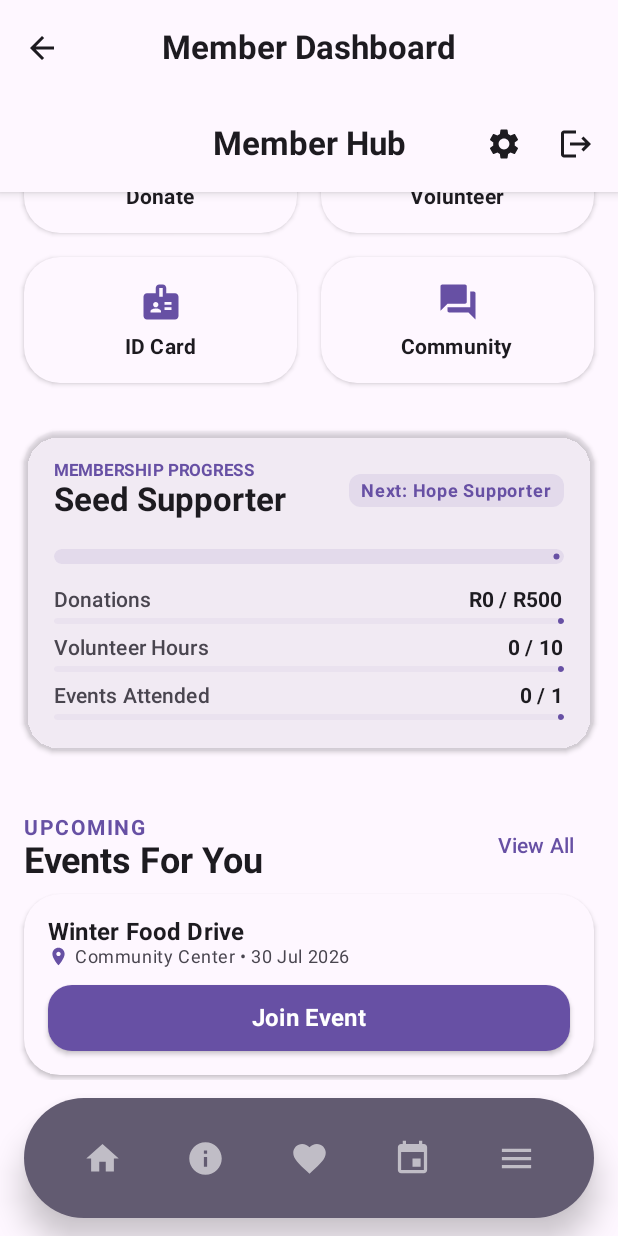
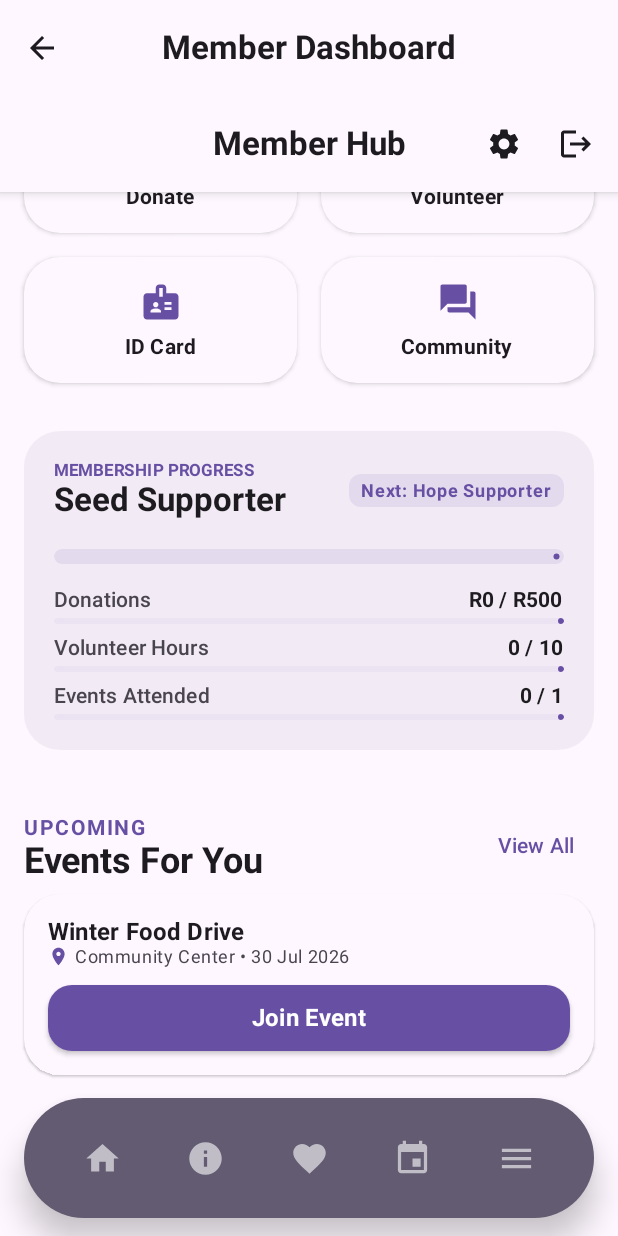
Before and after one commit to CeejayAlughere/HomeOfHopeApp, an Android app built with Jetpack Compose: the MemberDashboardScreen screen opened through its navigation route, scrolled down 414 dp, on a phone screen of 412 x 824 dp. Run offline under Robolectric (Android 15) with nearby library versions, the phone set to English and light mode, and no system bars; our stand-ins replace Room's generated code, accompanist; pictures from the network do not load; 9 statements that could not run were skipped.

Commit message:
Update MemberDashboardScreen.kt

```diff
--- a/app/src/main/java/com/homeofhope/app/ui/screens/member/MemberDashboardScreen.kt
+++ b/app/src/main/java/com/homeofhope/app/ui/screens/member/MemberDashboardScreen.kt
@@ -212,7 +212,7 @@ fun HeaderSection(name: String, totalDonations: Int, totalEvents: Int) {
 fun ImpactSummaryCard(donations: List<DonationRecord>, joinedEvents: List<Event>, totalHours: Double) {
     HopeCard(
         modifier = Modifier.padding(horizontal = 16.dp),
-        containerColor = MaterialTheme.colorScheme.primaryContainer.copy(alpha = 0.5f),
+        containerColor = MaterialTheme.colorScheme.primaryContainer.copy(alpha = 0.7f),
         elevation = 0.dp
     ) {
         Column(modifier = Modifier.padding(20.dp)) {
@@ -365,7 +365,8 @@ fun DashboardEventCard(event: Event, isJoined: Boolean, onJoinClick: () -> Unit)
     val dateString = sdf.format(Date(event.date))
 
     HopeCard(
-        containerColor = if (isJoined) MaterialTheme.colorScheme.primaryContainer.copy(alpha = 0.3f) else MaterialTheme.colorScheme.surface
+        containerColor = if (isJoined) MaterialTheme.colorScheme.primaryContainer.copy(alpha = 0.15f) else MaterialTheme.colorScheme.surface,
+        elevation = 1.dp
     ) {
         Column(modifier = Modifier.padding(16.dp)) {
             Row(verticalAlignment = Alignment.CenterVertically) {
@@ -500,7 +501,8 @@ fun MembershipProgressCard(currentLevel: MembershipLevel, totalDonated: Double,
 
     HopeCard(
         modifier = Modifier.padding(horizontal = 16.dp),
-        containerColor = MaterialTheme.colorScheme.surfaceVariant.copy(alpha = 0.3f)
+        containerColor = MaterialTheme.colorScheme.surfaceVariant.copy(alpha = 0.5f),
+        elevation = 0.dp
     ) {
         Column(modifier = Modifier.padding(20.dp)) {
             Row(
@@ -631,7 +633,7 @@ fun AchievementsSection(badges: List<Badge>) {
 
 @Composable
 fun BadgeItem(label: String, icon: ImageVector, isUnlocked: Boolean) {
-    val color = if (isUnlocked) MaterialTheme.colorScheme.primary else MaterialTheme.colorScheme.outline.copy(alpha = 0.3f)
+    val color = if (isUnlocked) MaterialTheme.colorScheme.primary else MaterialTheme.colorScheme.outline.copy(alpha = 0.5f)
     Column(
         horizontalAlignment = Alignment.CenterHorizontally,
         modifier = Modifier.width(80.dp)
@@ -639,8 +641,8 @@ fun BadgeItem(label: String, icon: ImageVector, isUnlocked: Boolean) {
         Surface(
             modifier = Modifier.size(64.dp),
             shape = CircleShape,
-            color = if (isUnlocked) MaterialTheme.colorScheme.primary.copy(alpha = 0.1f) else MaterialTheme.colorScheme.surfaceVariant,
-            border = if (isUnlocked) androidx.compose.foundation.BorderStroke(2.dp, color) else null
+            color = if (isUnlocked) MaterialTheme.colorScheme.primary.copy(alpha = 0.1f) else MaterialTheme.colorScheme.surfaceVariant.copy(alpha = 0.8f),
+            border = if (isUnlocked) androidx.compose.foundation.BorderStroke(2.dp, color) else androidx.compose.foundation.BorderStroke(1.dp, color.copy(alpha = 0.2f))
         ) {
             Box(contentAlignment = Alignment.Center) {
                 Icon(icon, contentDescription = null, tint = color, modifier = Modifier.size(32.dp))
```
